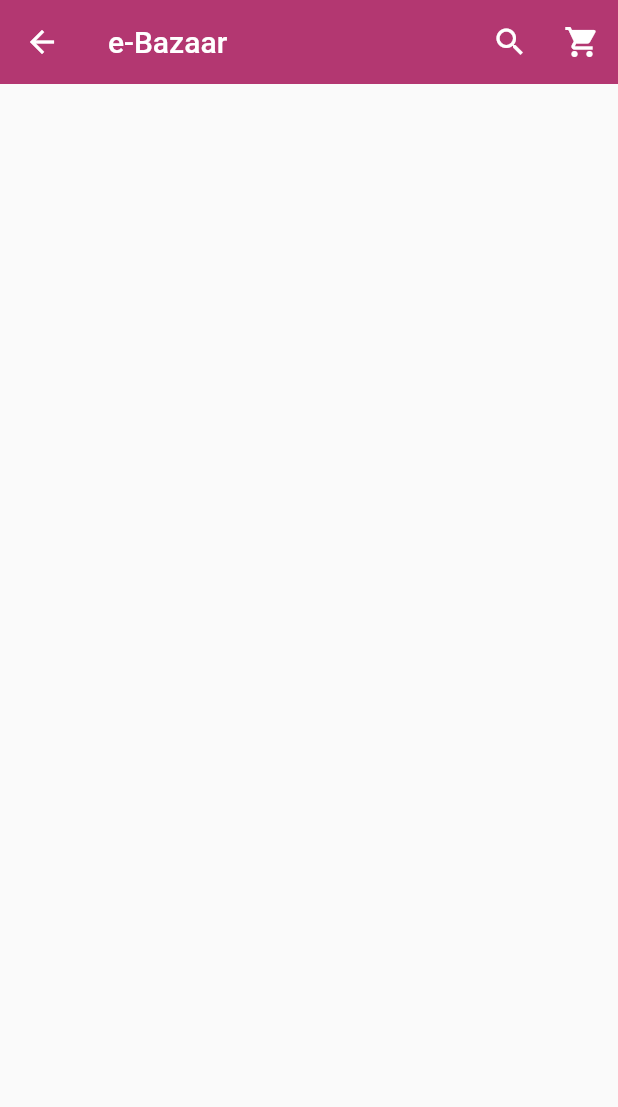
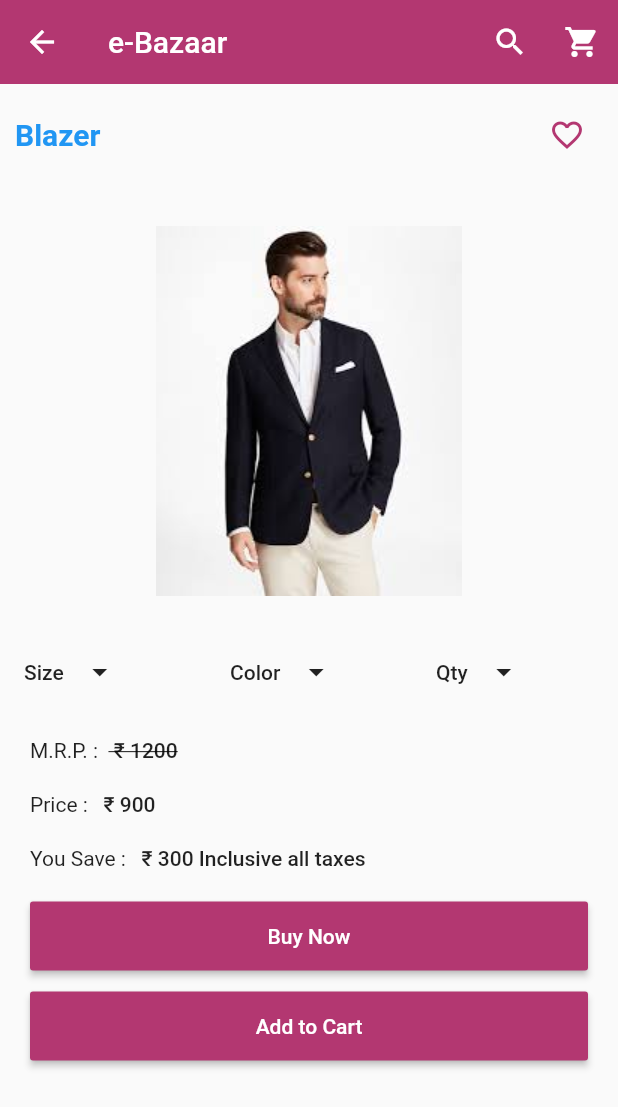
Before and after one commit to bugudiramu/e-Bazaar, a Flutter app: the screen it shows after launch, after a tap on "Blazer", on a phone screen of 412 x 824 dp. Shown: the top 1107 px of the screen. Run offline on Flutter 3.47's test engine with Material 2 defaults, Android fonts, the phone set to English and light mode, and no system bars; our stand-ins replace carousel_pro.

Commit message:
Adding Buy,Add to Cart buttons in product_details.dart

```diff
--- a/lib/screens/product_detail.dart
+++ b/lib/screens/product_detail.dart
@@ -6,7 +6,11 @@ class ProductDetails extends StatefulWidget {
   final product_details_oldPrice;
   final product_details_price;
 
-  ProductDetails({this.product_details_name,this.product_details_image,this.product_details_oldPrice,this.product_details_price});
+  ProductDetails(
+      {this.product_details_name,
+      this.product_details_image,
+      this.product_details_oldPrice,
+      this.product_details_price});
 
   @override
   _ProductDetailsState createState() => _ProductDetailsState();
@@ -35,8 +39,171 @@ class _ProductDetailsState extends State<ProductDetails> {
           ),
         ],
       ),
-        body: ListView(),
+      body: ListView(
+        children: <Widget>[
+          Row(
+            mainAxisAlignment: MainAxisAlignment.spaceBetween,
+            children: <Widget>[
+              Padding(
+                padding: const EdgeInsets.all(10.0),
+                child: Text(
+                  "${widget.product_details_name}",
+                  style: TextStyle(
+                      color: Colors.blue,
+                      fontWeight: FontWeight.bold,
+                      fontSize: 20.0),
+                ),
+              ),
+              Padding(
+                padding: const EdgeInsets.all(10.0),
+                child: IconButton(
+                  color: Color(0xFFB33771),
+                  icon: Icon(Icons.favorite_border),
+                  onPressed: () {},
+                ),
+              ),
+            ],
+          ),
+          Container(
+            height: 300.0,
+            child: Image.asset(widget.product_details_image),
+          ),
+          // --------------- Size , Color ,Quantity Buttons------------------
+          Row(
+            children: <Widget>[
+              Expanded(
+                child: MaterialButton(
+                  onPressed: () {},
+                  child: Row(
+                    children: <Widget>[
+                      Text("Size"),
+                      IconButton(
+                        onPressed: () {
+                          _showDialog("Size", "Choose Size");
+                        },
+                        icon: Icon(Icons.arrow_drop_down),
+                      ),
+                    ],
+                  ),
+                ),
+              ),
+              Expanded(
+                child: MaterialButton(
+                  onPressed: () {},
+                  child: Row(
+                    children: <Widget>[
+                      Text("Color"),
+                      IconButton(
+                        onPressed: () {
+                          _showDialog("Color", "Choose Color");
+                        },
+                        icon: Icon(Icons.arrow_drop_down),
+                      ),
+                    ],
+                  ),
+                ),
+              ),
+              Expanded(
+                child: MaterialButton(
+                  onPressed: () {},
+                  child: Row(
+                    children: <Widget>[
+                      Text("Qty"),
+                      IconButton(
+                        onPressed: () {
+                          _showDialog("Quantity", "Choose Quantity");
+                        },
+                        icon: Icon(Icons.arrow_drop_down),
+                      ),
+                    ],
+                  ),
+                ),
+              ),
+            ],
+          ),
+
+          // ------------------- Price Details ------------------
+
+          Padding(
+            padding: const EdgeInsets.only(top: 20.0, left: 20.0),
+            child: Row(
+              children: <Widget>[
+                Text("M.R.P. :  "),
+                Text(
+                  " ₹ ${widget.product_details_oldPrice}",
+                  style: TextStyle(
+                      fontWeight: FontWeight.w500,
+                      decoration: TextDecoration.lineThrough),
+                ),
+              ],
+            ),
+          ),
+          Padding(
+            padding: const EdgeInsets.only(top: 20.0, left: 20.0),
+            child: Row(
+              children: <Widget>[
+                Text("Price :  "),
+                Text(
+                  " ₹ ${widget.product_details_price}",
+                  style: TextStyle(
+                    fontWeight: FontWeight.w500,
+                  ),
+                ),
+              ],
+            ),
+          ),
+          Padding(
+            padding: const EdgeInsets.only(top: 20.0, left: 20.0),
+            child: Row(
+              children: <Widget>[
+                Text("You Save :  "),
+                Text(
+                  " ₹ ${widget.product_details_oldPrice - widget.product_details_price} Inclusive all taxes",
+                  style: TextStyle(
+                    fontWeight: FontWeight.w500,
+                  ),
+                ),
+              ],
+            ),
+          ),
+          //  ---------------------- Buy Now and Add to Cart Buttons ------------
+
+          Padding(
+            padding: const EdgeInsets.only(left: 20.0, right: 20.0, top: 20.0),
+            child: MaterialButton(
+              textColor: Colors.white,
+              padding: EdgeInsets.all(15.0),
+              child: Text("Buy Now"),
+              onPressed: () {},
+              color: Color(0xFFB33771),
+            ),
+          ),
+          Padding(
+            padding: const EdgeInsets.only(left: 20.0, right: 20.0, top: 12.0),
+            child: MaterialButton(
+              textColor: Colors.white,
+              padding: EdgeInsets.all(15.0),
+              child: Text("Add to Cart"),
+              onPressed: () {},
+              color: Color(0xFFB33771),
+            ),
+          ),
+        ],
+      ),
     );
+  }
 
+  Widget _showDialog(String s, String c) {
+    var _alert = AlertDialog(
+      title: Text(s),
+      content: Text(c),
+      actions: <Widget>[
+        FlatButton(
+          child: Text("Close"),
+          onPressed: () => Navigator.of(context).pop(),
+        ),
+      ],
+    );
+    showDialog(context: context, builder: (context) => _alert);
   }
 }
```
Lines whose indentation alone changed are shown as unchanged.
